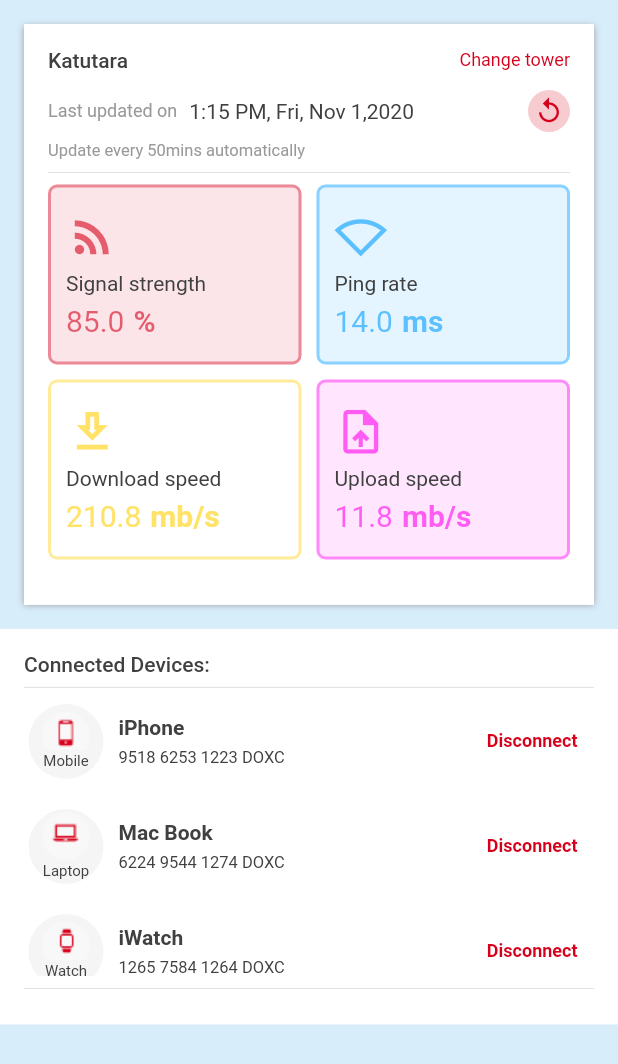
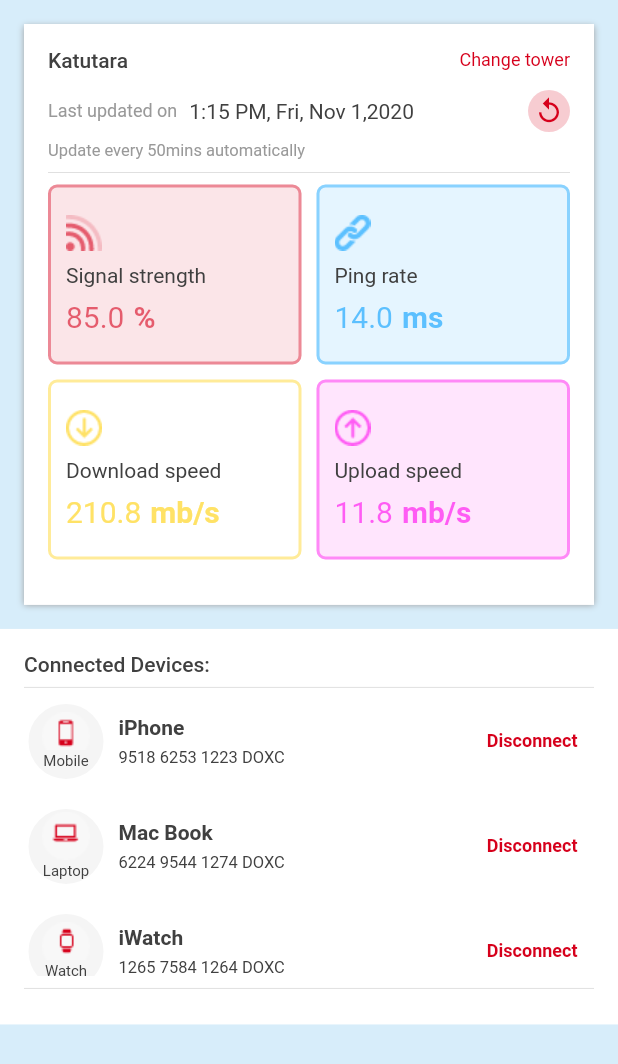
Before and after one commit to irisktaker/airtel, a Flutter app: the ModemScreen screen opened directly, on a phone screen of 412 x 824 dp. Shown: the top 1064 px of the screen. Run offline on Flutter 3.47's test engine with Material 2 defaults, Android fonts, the light colour scheme and no system bars; our stand-ins replace flutter_secure_storage, form_field_validator, getwidget; missing offline and left inert: circular_chart_flutter; accounts and stored records are empty; statements that could not run were skipped.

Commit message:
airtel app

```diff
--- a/lib/main.dart
+++ b/lib/main.dart
@@ -18,7 +18,6 @@ class MyApp extends StatelessWidget {
         visualDensity: VisualDensity.adaptivePlatformDensity,
       ),
       home: const SplashScreen(),
-      // home: const ToggleBarScreens(),
     );
   }
 }
--- a/lib/models/internet_details.dart
+++ b/lib/models/internet_details.dart
@@ -1,7 +1,7 @@
 import 'package:flutter/cupertino.dart';
 
 class InternetDetails {
-  IconData icon;
+  String icon;
   String text;
   double value;
   String indicator;
--- a/lib/screens/login/login_screen.dart
+++ b/lib/screens/login/login_screen.dart
@@ -6,9 +6,6 @@ import '/widgets/custom_btn.dart';
 import '/utilities/constantces.dart';
 
 class LoginScreen {
-
-  // how to use initstate ??
-
   final LoginScreenBloc _bloc = LoginScreenBloc();
 
   Future showBottomSheetForLogin(BuildContext context) {
--- a/lib/screens/login/login_screen_bloc.dart
+++ b/lib/screens/login/login_screen_bloc.dart
@@ -1,8 +1,6 @@
 import 'package:airtel/screens/toggle_bar/toggle_bar_screens.dart';
 import 'package:flutter/material.dart';
 import 'package:flutter_secure_storage/flutter_secure_storage.dart';
-
-import '../usage/usage_screen.dart';
 
 class LoginScreenBloc {
   final GlobalKey<FormState> formKey = GlobalKey<FormState>();
--- a/lib/screens/modem/modem_screen.dart
+++ b/lib/screens/modem/modem_screen.dart
@@ -131,11 +131,12 @@ class _ModemScreenState extends State<ModemScreen> {
                           mainAxisAlignment: MainAxisAlignment.spaceEvenly,
                           crossAxisAlignment: CrossAxisAlignment.start,
                           children: [
-                            Icon(
+                            Image.asset(
                               Singleton.instance.internetDetails[index].icon,
                               color: Singleton.instance.internetDetails[index]
                                   .foregroundColor,
-                              size: 35,
+                              width: 24,
+                              height: 24,
                             ),
                             Text(
                               Singleton.instance.internetDetails[index].text,
--- a/lib/screens/welcome/welcome_screen.dart
+++ b/lib/screens/welcome/welcome_screen.dart
@@ -15,13 +15,12 @@ class WelcomeScreen extends StatefulWidget {
 }
 
 class _WelcomeScreenState extends State<WelcomeScreen> {
-
   final LoginScreenBloc _loginScreenBloc = LoginScreenBloc();
 
   @override
   void initState() {
     super.initState();
-
+    _loginScreenBloc.rememberMyLogin(context);
     _loginScreenBloc.getUserLoginFromSecureStorage();
   }
 
@@ -106,7 +105,8 @@ class _WelcomeScreenState extends State<WelcomeScreen> {
                   const SizedBox(width: 16),
                   GestureDetector(
                     onTap: () {
-                      ShowBottomSheetLanguages().showBottomSheetForLanguages(context);
+                      ShowBottomSheetLanguages()
+                          .showBottomSheetForLanguages(context);
                     },
                     child: Container(
                       width: 80,
--- a/lib/singleton/singleton.dart
+++ b/lib/singleton/singleton.dart
@@ -121,7 +121,7 @@ class Singleton {
 
   List<InternetDetails> internetDetails = [
     InternetDetails(
-      icon: Icons.rss_feed,
+      icon: "assets/icons/signal_strength.png",
       text: "Signal strength",
       value: 85,
       indicator: "%",
@@ -130,7 +130,7 @@ class Singleton {
       foregroundColor: AppColors.color.red.withOpacity(0.6),
     ),
     InternetDetails(
-      icon: Icons.signal_wifi_0_bar,
+      icon: "assets/icons/ping_rate.png",
       text: "Ping rate",
       value: 14,
       indicator: "ms",
@@ -139,7 +139,7 @@ class Singleton {
       foregroundColor: AppColors.color.blue.withOpacity(0.6),
     ),
     InternetDetails(
-      icon: Icons.download_outlined,
+      icon: "assets/icons/download.png",
       text: "Download speed",
       value: 210.8,
       indicator: "mb/s",
@@ -148,7 +148,7 @@ class Singleton {
       foregroundColor: AppColors.color.yellow.withOpacity(0.6),
     ),
     InternetDetails(
-      icon: Icons.upload_file_outlined,
+      icon: "assets/icons/upload.png",
       text: "Upload speed",
       value: 11.8,
       indicator: "mb/s",
@@ -162,27 +162,27 @@ class Singleton {
     ProfileData(
       image: "assets/images/billsandpay.png",
       description: "Bills & Payments",
-      onPress: (){},
+      onPress: () {},
     ),
     ProfileData(
       image: "assets/images/portalsettings.png",
       description: "Portal settings",
-      onPress: (){},
+      onPress: () {},
     ),
     ProfileData(
       image: "assets/images/broadband.png",
       description: "Broadband settings",
-      onPress: (){},
+      onPress: () {},
     ),
     ProfileData(
       image: "assets/images/support.png",
       description: "Support",
-      onPress: (){},
+      onPress: () {},
     ),
     ProfileData(
       image: "assets/images/signout.png",
       description: "Signout",
-      onPress: (){},
+      onPress: () {},
     ),
   ];
 }
```
Also changed, not shown: assets/icons/download.png (added), assets/icons/ping_rate.png (added), assets/icons/signal_strength.png (added), assets/icons/upload.png (added).
